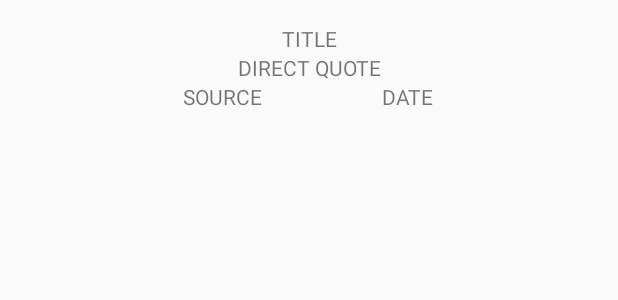
After one commit to jimxshaw/politicalpositions, an Android app: the layout fragment_issue.xml on its own in the app's theme, with its tools: preview values and no code run, on a phone screen of 412 x 824 dp. The commit adds this screen. Shown: the top 300 px of the screen. Run offline under Robolectric (Android 15) with nearby library versions, the phone set to English and light mode, and no system bars.

Commit message:
added fragment_issue layout

```diff
--- /dev/null
+++ b/app/src/main/res/layout/fragment_issue.xml
@@ -0,0 +1,49 @@
+<?xml version="1.0" encoding="utf-8"?>
+<LinearLayout xmlns:android="http://schemas.android.com/apk/res/android"
+    android:orientation="vertical"
+    android:layout_width="match_parent"
+    android:layout_height="match_parent"
+    android:layout_marginLeft="16dp"
+    android:layout_marginRight="16dp"
+    android:layout_marginTop="16dp"
+    android:layout_marginBottom="16dp">
+
+    <TextView
+        android:id="@+id/issue_title"
+        android:layout_width="match_parent"
+        android:layout_height="wrap_content"
+        android:gravity="center"
+        android:text="@string/issue_title_label"/>
+
+    <TextView
+        android:id="@+id/issue_quote"
+        android:layout_width="match_parent"
+        android:layout_height="wrap_content"
+        android:gravity="center"
+        android:text="@string/issue_quote_label"/>
+
+    <LinearLayout
+        android:layout_width="match_parent"
+        android:layout_height="wrap_content"
+        android:orientation="horizontal"
+        android:gravity="center">
+
+        <TextView
+            android:id="@+id/issue_source"
+            android:layout_width="wrap_content"
+            android:layout_height="wrap_content"
+            android:layout_marginRight="40dp"
+            android:text="@string/issue_source_label"/>
+
+        <TextView
+            android:id="@+id/issue_date"
+            android:layout_width="wrap_content"
+            android:layout_height="wrap_content"
+            android:layout_marginLeft="40dp"
+            android:text="@string/issue_date_label" />
+
+    </LinearLayout>
+
+
+
+</LinearLayout>
--- a/app/src/main/res/values/strings.xml
+++ b/app/src/main/res/values/strings.xml
@@ -1,4 +1,8 @@
 <resources>
     <string name="app_name">PoliticalPositions</string>
     <string name="action_settings">Settings</string>
+    <string name="issue_title_label">TITLE</string>
+    <string name="issue_quote_label">DIRECT QUOTE</string>
+    <string name="issue_source_label">SOURCE</string>
+    <string name="issue_date_label">DATE</string>
 </resources>
```
